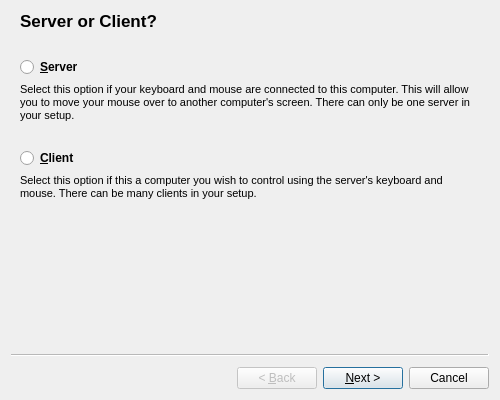
Qt form branches/1.4/src/gui/res/SetupWizardBase.ui (svn2github/synergy-plus) before a commit.
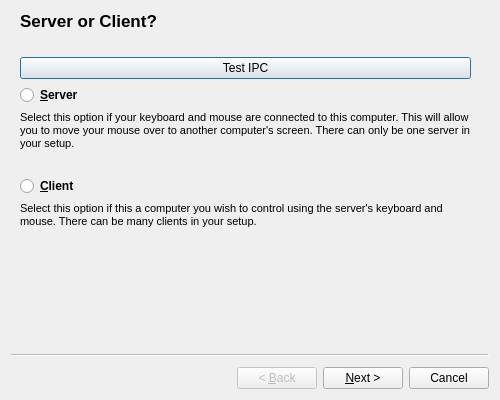
The same form after that commit.

```diff
--- a/branches/1.4/src/gui/res/SetupWizardBase.ui
+++ b/branches/1.4/src/gui/res/SetupWizardBase.ui
@@ -60,6 +60,13 @@
      <property name="rightMargin">
       <number>20</number>
      </property>
+     <item>
+      <widget class="QPushButton" name="pushButton">
+       <property name="text">
+        <string>Test IPC</string>
+       </property>
+      </widget>
+     </item>
      <item>
       <widget class="QRadioButton" name="m_pServerRadioButton">
        <property name="font">
```
